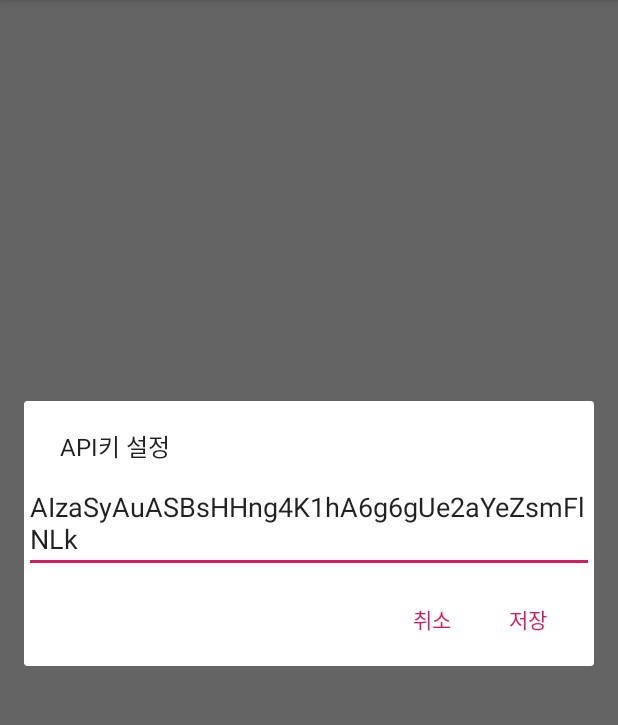
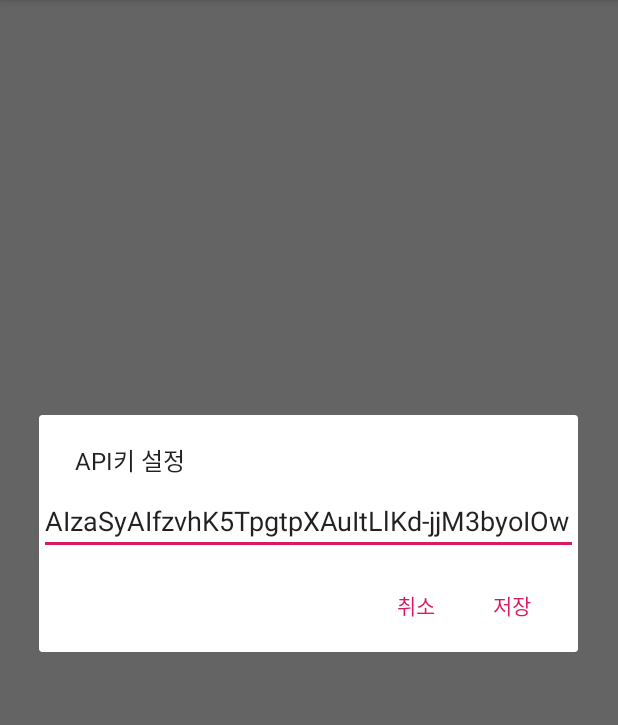
Before and after one commit to fred16157/ytdl-app, an Android app: the screen it shows after launch (MainActivity), after a tap on "설정...", on a phone screen of 412 x 824 dp, the part 84-809 px from its top. Run offline under Robolectric (Android 15) with nearby library versions, the phone set to English and light mode, and no system bars; our stand-ins replace RxJava; libraries missing offline, so code that uses them is left out: com.google.api.client, com.google.api.services, com.yausername.ffmpeg, com.yausername.youtubedl_android; pictures from the network do not load; 1 statement that could not run was skipped.

Commit message:
기본 API 키 변경

```diff
--- a/app/src/main/java/com/example/ytdl/MainActivity.java
+++ b/app/src/main/java/com/example/ytdl/MainActivity.java
@@ -13,32 +13,19 @@ import android.graphics.drawable.Drawable;
 import android.os.Build;
 import android.os.Bundle;
 import android.os.Environment;
-import android.os.Handler;
 import android.support.annotation.NonNull;
-import android.support.design.widget.FloatingActionButton;
 import android.support.design.widget.Snackbar;
 import android.support.v4.app.ActivityCompat;
 import android.support.v7.app.AppCompatActivity;
 import android.support.v7.widget.SearchView;
-import android.support.v7.widget.Toolbar;
-import android.view.View;
 import android.view.Menu;
 import android.view.MenuItem;
-import android.view.animation.Animation;
-import android.view.animation.AnimationUtils;
+import android.view.View;
 import android.widget.AbsListView;
 import android.widget.AdapterView;
 import android.widget.EditText;
 import android.widget.ListView;
-import android.widget.PopupMenu;
-import android.widget.ProgressBar;
-import android.widget.TextView;
 
-//import com.github.axet.vget.VGet;
-//import com.github.axet.vget.info.VGetParser;
-//import com.github.axet.vget.vhs.YouTubeInfo;
-//import com.github.axet.vget.vhs.YouTubeParser;
-//import com.github.axet.vget.vhs.YouTubeQParser;
 import com.google.api.client.http.HttpRequest;
 import com.google.api.client.http.HttpRequestInitializer;
 import com.google.api.client.http.javanet.NetHttpTransport;
@@ -46,17 +33,11 @@ import com.google.api.client.json.jackson2.JacksonFactory;
 import com.google.api.services.youtube.YouTube;
 import com.google.api.services.youtube.model.SearchListResponse;
 import com.google.api.services.youtube.model.SearchResult;
-import com.google.common.base.Utf8;
-import com.google.common.util.concurrent.AbstractScheduledService;
 import com.yausername.ffmpeg.FFmpeg;
 import com.yausername.youtubedl_android.DownloadProgressCallback;
 import com.yausername.youtubedl_android.YoutubeDL;
 import com.yausername.youtubedl_android.YoutubeDLException;
 import com.yausername.youtubedl_android.YoutubeDLRequest;
-import com.yausername.youtubedl_android.YoutubeDLResponse;
-import com.yausername.youtubedl_android.YoutubeDLUpdater;
-
-import org.mortbay.jetty.Main;
 
 import java.io.File;
 import java.io.FileInputStream;
@@ -65,11 +46,7 @@ import java.io.IOException;
 import java.io.InputStream;
 import java.net.HttpURLConnection;
 import java.net.URL;
-import java.util.List;
-import java.util.Locale;
 import java.util.Properties;
-import java.util.concurrent.Callable;
-import java.util.concurrent.atomic.AtomicBoolean;
 
 import io.reactivex.Observable;
 import io.reactivex.android.schedulers.AndroidSchedulers;
@@ -78,13 +55,14 @@ import io.reactivex.disposables.Disposable;
 import io.reactivex.schedulers.Schedulers;
 
 
+
 public class MainActivity extends AppCompatActivity {
     View mainLayout;
     ListView VideoList;
     VideoListAdapter listAdapter;
     static String nextToken = "";
     static String query = "";
-    static String Key = "AIzaSyAuASBsHHng4K1hA6g6gUe2aYeZsmFlNLk";
+    static String Key = "AIzaSyAIfzvhK5TpgtpXAuItLlKd-jjM3byoIOw";
     static boolean isSearching = false;
     ProgressDialog Downloadpd;
     CompositeDisposable disposable = new CompositeDisposable();
```
